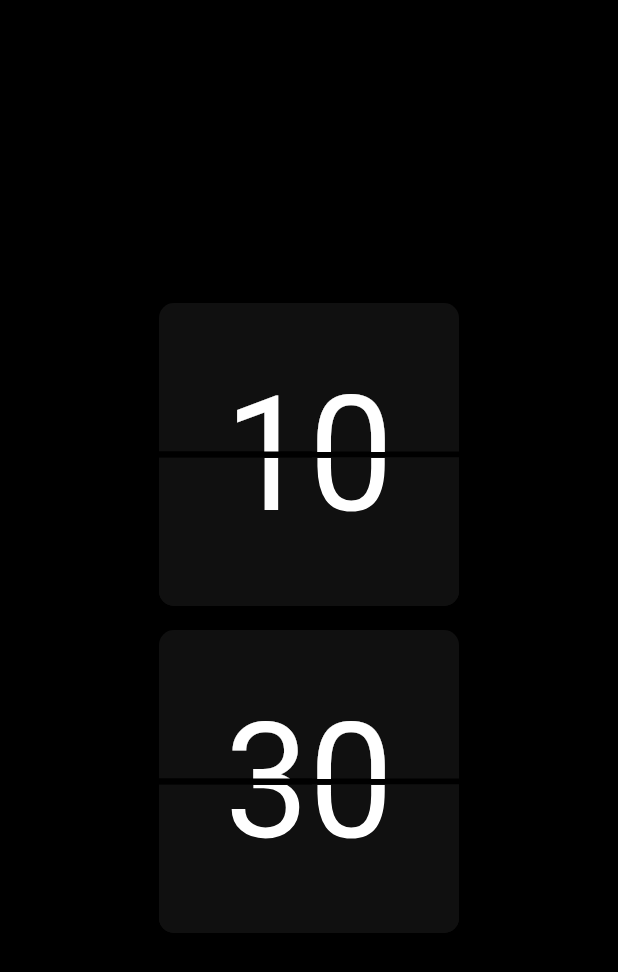
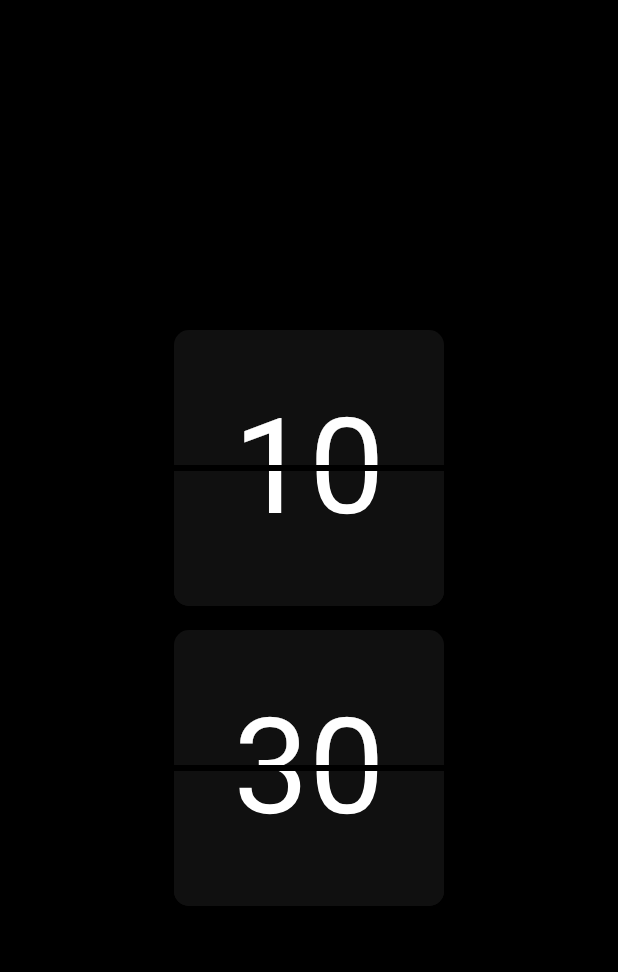
Before and after one commit to neon97/flipClock_animation, a Flutter app: the screen it shows after launch, on a phone screen of 412 x 824 dp. Shown: the top 972 px of the screen. Run offline on Flutter 3.47's test engine with Material 2 defaults, Android fonts, the phone set to English and light mode, and no system bars; our stand-ins replace google_fonts.

Commit message:
some font chnages

```diff
--- a/lib/clock_animation.dart
+++ b/lib/clock_animation.dart
@@ -4,17 +4,11 @@ import 'package:flutter/material.dart';
 import 'package:google_fonts/google_fonts.dart';
 
 class ClockAnimation extends StatefulWidget {
-  final Orientation orientation;
   final Duration timerDuration;
   final int limit;
   final int start;
   final int onTime;
-  ClockAnimation(
-      {this.orientation,
-      this.timerDuration,
-      this.limit,
-      this.start,
-      this.onTime});
+  ClockAnimation({this.timerDuration, this.limit, this.start, this.onTime});
 
   @override
   _ClockAnimationState createState() => _ClockAnimationState();
@@ -25,15 +19,9 @@ class _ClockAnimationState extends State<ClockAnimation>
 //datatypes
   AnimationController _controller;
   Animation _animation;
-  double _clockBodyheigth;
-  double _clockBodyWidth;
 
   @override
   void initState() {
-    _clockBodyheigth = widget.orientation == Orientation.portrait ? 99.0 : 88.0;
-    _clockBodyWidth =
-        widget.orientation == Orientation.portrait ? 200.0 : 150.0;
-
     super.initState();
     _start = widget.onTime;
     _controller = AnimationController(
@@ -62,8 +50,8 @@ class _ClockAnimationState extends State<ClockAnimation>
             crossAxisAlignment: CrossAxisAlignment.center,
             children: [
               Container(
-                  height: _clockBodyheigth,
-                  width: _clockBodyWidth,
+                  height: 90.0,
+                  width: 180.0,
                   decoration: _boxDecoration(true),
                   child: Stack(
                     alignment: Alignment.center,
@@ -76,8 +64,8 @@ class _ClockAnimationState extends State<ClockAnimation>
               Stack(
                 children: [
                   Container(
-                      height: _clockBodyheigth,
-                      width: _clockBodyWidth,
+                      height: 90.0,
+                      width: 180.0,
                       decoration: _boxDecoration(false),
                       child: Stack(
                         alignment: Alignment.center,
@@ -88,8 +76,8 @@ class _ClockAnimationState extends State<ClockAnimation>
                   AnimatedBuilder(
                       animation: _animation,
                       child: Container(
-                          height: _clockBodyheigth,
-                          width: _clockBodyWidth,
+                          height: 90.0,
+                          width: 180.0,
                           decoration: _boxDecoration(false),
                           child: Stack(
                             alignment: Alignment.center,
@@ -116,11 +104,11 @@ class _ClockAnimationState extends State<ClockAnimation>
             ],
           ),
           Padding(
-            padding: EdgeInsets.only(top: _clockBodyheigth),
+            padding: EdgeInsets.only(top: 90),
             child: Container(
               color: Colors.black,
               height: 4.0,
-              width: _clockBodyWidth,
+              width: 180.0,
             ),
           ),
         ],
@@ -139,9 +127,7 @@ class _ClockAnimationState extends State<ClockAnimation>
   Text _timeText() {
     return Text(
       _start.toString().padLeft(2, '0'),
-      style: GoogleFonts.fredokaOne(
-          fontSize: widget.orientation == Orientation.portrait ? 100 : 88,
-          color: Colors.white),
+      style: GoogleFonts.fredokaOne(fontSize: 90.0, color: Colors.white),
     );
   }
 
--- a/lib/main.dart
+++ b/lib/main.dart
@@ -58,7 +58,6 @@ class _AnimatedClockState extends State<AnimatedClock> {
                 crossAxisAlignment: CrossAxisAlignment.center,
                 children: [
                   ClockAnimation(
-                    orientation: _layout,
                     timerDuration:
                         Duration(minutes: 60 - _currentTime.minute.toInt()),
                     limit: 23,
@@ -66,7 +65,6 @@ class _AnimatedClockState extends State<AnimatedClock> {
                     onTime: _currentTime.hour.toInt(),
                   ),
                   ClockAnimation(
-                    orientation: _layout,
                     timerDuration:
                         Duration(seconds: 60 - _currentTime.second.toInt()),
                     limit: 59,
@@ -83,7 +81,6 @@ class _AnimatedClockState extends State<AnimatedClock> {
                   crossAxisAlignment: CrossAxisAlignment.center,
                   children: [
                     ClockAnimation(
-                      orientation: _layout,
                       timerDuration:
                           Duration(minutes: 60 - _currentTime.minute.toInt()),
                       limit: 23,
@@ -91,7 +88,6 @@ class _AnimatedClockState extends State<AnimatedClock> {
                       onTime: _currentTime.hour.toInt(),
                     ),
                     ClockAnimation(
-                      orientation: _layout,
                       timerDuration:
                           Duration(seconds: 60 - _currentTime.second.toInt()),
                       limit: 59,
@@ -99,7 +95,6 @@ class _AnimatedClockState extends State<AnimatedClock> {
                       onTime: _currentTime.minute.toInt(),
                     ),
                     ClockAnimation(
-                      orientation: _layout,
                       timerDuration: Duration(seconds: 1),
                       limit: 59,
                       start: 00,
```
